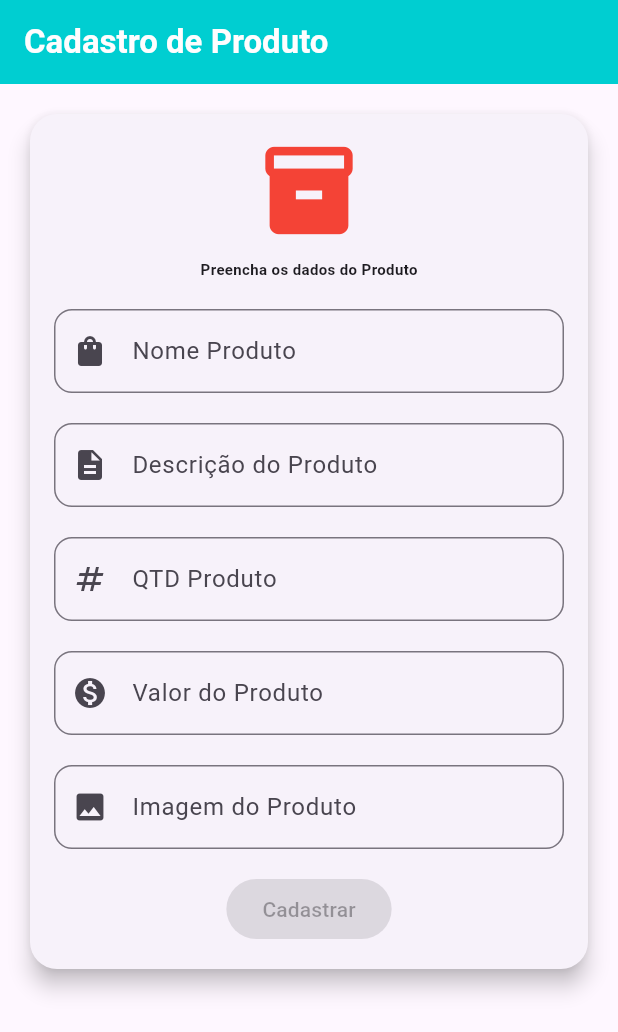
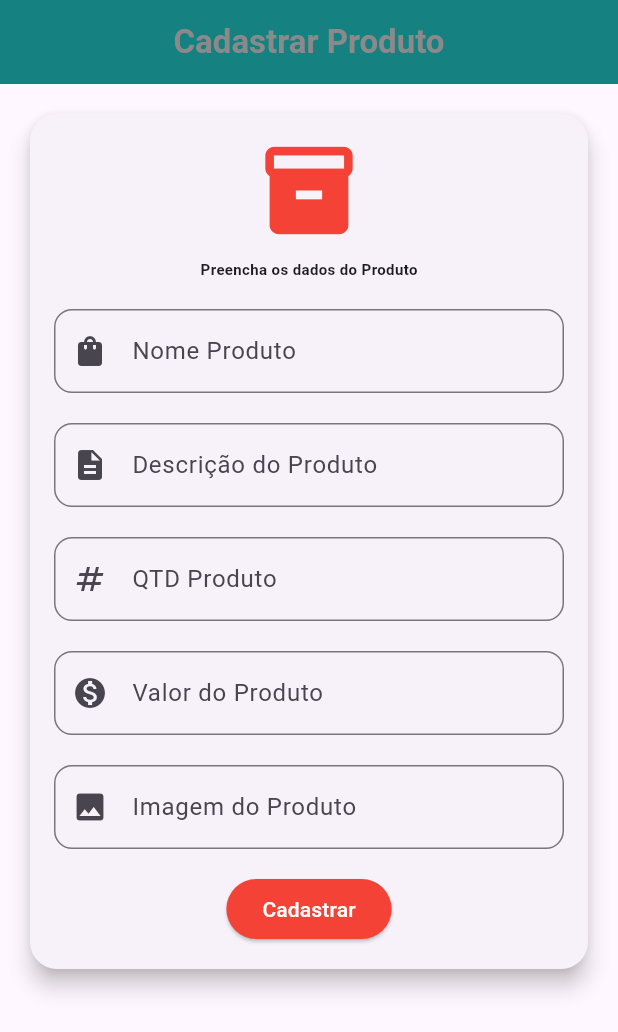
Before and after one commit to ebarrado/programacao-de-aplicativos-mobile-flutter-ds-1-2026, a Flutter app: the screen it shows after launch, on a phone screen of 412 x 824 dp. Shown: the top 1032 px of the screen. Run offline on Flutter 3.47's test engine with Material 3 defaults, Android fonts, the phone set to English and light mode, and no system bars; our stand-ins replace cloud_firestore, firebase_core; accounts and stored records are empty.

Commit message:
Chamando Função Cadastrar

```diff
--- a/projetos/turma_3_tecnico/app_com_banco/lib/form.dart
+++ /dev/null
@@ -1,198 +0,0 @@
-import 'package:flutter/material.dart';
-import 'package:app_com_banco/models/produto.dart';
-import 'package:app_com_banco/service/produto_service.dart';
-
-class CadastrarProdutos extends StatefulWidget {
-  const CadastrarProdutos({super.key});
-
-  @override
-  State<CadastrarProdutos> createState() => _CadastrarProdutosState();
-}
-
-class _CadastrarProdutosState extends State<CadastrarProdutos> {
-  //variaveis - quando está com _(underline) é porque está numa classe com estado
-  final GlobalKey<FormState> _formKey = GlobalKey<FormState>();
-
-  final TextEditingController _nomeController = TextEditingController();
-  final TextEditingController _descricaoController = TextEditingController();
-  final TextEditingController _quantidadeController = TextEditingController();
-  final TextEditingController _valorController = TextEditingController();
-  final TextEditingController _imagemController = TextEditingController();
-
-  final ProdutoService _produtoService = ProdutoService();
-
-
-  @override
-  Widget build(BuildContext context) {
-    return Scaffold(
-      appBar: AppBar(
-        title: const Text("Cadastro de Produto",
-        style: TextStyle(
-          fontWeight: FontWeight.bold
-        ),
-        ),
-        backgroundColor: Color(0xFF00CED1),
-        foregroundColor: Color.fromARGB(255, 255, 253, 254),
-      ),
-      body: SingleChildScrollView(
-        padding: const EdgeInsets.all(16),
-        child: Card(
-          elevation: 6,
-          shape: RoundedRectangleBorder(
-            borderRadius: BorderRadius.circular(18)
-          ),
-          child: Padding(padding: const EdgeInsets.all(16),
-          child: Form(
-            key: _formKey,
-            child: Column(
-              children: [
-                Icon(
-                Icons.inventory_2,
-                size: 70,
-                color: Colors.red,
-                ),
-                const SizedBox(height: 10,),
-                const Text(
-                  "Preencha os dados do Produto",
-                  style: TextStyle(
-                    fontSize: 10,
-                    fontWeight: FontWeight.bold
-                  ),
-                ),
-
-                const SizedBox(height: 20,),
-                TextFormField(
-                  controller: _nomeController,
-                  decoration: InputDecoration(
-                    labelText: "Nome Produto",
-                    hintText: "Exemplo: Notebook Gamer",
-                    prefixIcon: Icon(Icons.shopping_bag),
-                    border: OutlineInputBorder(
-                      borderRadius: BorderRadius.circular(12)
-                    )
-                  ),
-                  validator: (value){
-                    if (value == null || value.trim().isEmpty){
-                      return "Informe o nome do produto";
-                    }
-                    if (value.trim().length < 3){
-                      return "O nome do produto deve ter mais de 3 caracteres";
-                    }
-                    return null;
-                  },
-                ),
-
-
-                const SizedBox(height: 20,),
-                TextFormField(
-                  controller: _descricaoController,
-                  decoration: InputDecoration(
-                    labelText: "Descrição do Produto",
-                    hintText: "Exemplo: Notebook com 16GB RAM",
-                    prefixIcon: Icon(Icons.description),
-                    border: OutlineInputBorder(
-                      borderRadius: BorderRadius.circular(12)
-                    )
-                  ),
-                  validator: (value){
-                    if (value == null || value.trim().isEmpty){
-                      return "Informe a descrição do produto";
-                    }
-                    if (value.trim().length < 3){
-                      return "A descrição do produto deve ter mais de 3 caracteres";
-                    }
-                    return null;
-                  },
-                ),
-
-
-                const SizedBox(height: 20,),
-                TextFormField(
-                  controller: _quantidadeController,
-                  decoration: InputDecoration(
-                    labelText: "QTD Produto",
-                    hintText: "Exemplo: 10",
-                    prefixIcon: Icon(Icons.numbers),
-                    border: OutlineInputBorder(
-                      borderRadius: BorderRadius.circular(12)
-                    )
-                  ),
-                  validator: (value){
-                    if (value == null || value.trim().isEmpty){
-                      return "Informe a quantidade de produtos";
-                    }
-                    if (value.trim().length < 1){
-                      return "A quantidade deve pelo menos de 1";
-                    }
-                    return null;
-                  },
-                ),
-
-
-                const SizedBox(height: 20,),
-                TextFormField(
-                  controller: _valorController,
-                  decoration: InputDecoration(
-                    labelText: "Valor do Produto",
-                    hintText: "Exemplo: 3500,90",
-                    prefixIcon: Icon(Icons.monetization_on),
-                    border: OutlineInputBorder(
-                      borderRadius: BorderRadius.circular(12)
-                    )
-                  ),
-                  validator: (value){
-                    if (value == null || value.trim().isEmpty){
-                      return "Informe o valor do produto";
-                    }
-                    if (value.trim().length < 1){
-                      return "O valor do produto deve ter maior que 1";
-                    }
-                    return null;
-                  },
-                ),
-
-
-                const SizedBox(height: 20,),
-                TextFormField(
-                  controller: _imagemController,
-                  decoration: InputDecoration(
-                    labelText: "Imagem do Produto",
-                    hintText: "Exemplo: URL da imagem",
-                    prefixIcon: Icon(Icons.image),
-                    border: OutlineInputBorder(
-                      borderRadius: BorderRadius.circular(12)
-                    )
-                  ),
-                  validator: (value){
-                    if (value == null || value.trim().isEmpty){
-                      return "Informe a URL da imagem do produto";
-                    }
-                    if (value.trim().length < 3){
-                      return "A URL do produto deve ter mais de 3 caracteres";
-                    }
-                    return null;
-                  },
-                ),
-
-
-                SizedBox(height: 16,),
-                ElevatedButton(
-                  style: ElevatedButton.styleFrom(
-                    backgroundColor: Colors.red,
-                    foregroundColor: Colors.white,
-                  ),
-                  onPressed: _cadastrarProdutos,
-                child:
-                Text("Cadastrar"),
-                )
-
-              ],
-
-          )
-          ),
-          ),
-        ),
-      ),
-    );
-  }
-}
--- a/projetos/turma_3_tecnico/app_com_banco/lib/main.dart
+++ b/projetos/turma_3_tecnico/app_com_banco/lib/main.dart
@@ -1,6 +1,5 @@
 import 'package:app_com_banco/firebase_options.dart';
-import 'package:app_com_banco/form.dart';
-
+import 'package:app_com_banco/screens/cadastrar_produtos.dart';
 import 'package:firebase_core/firebase_core.dart';
 import 'package:flutter/material.dart';
 
--- a/projetos/turma_3_tecnico/app_com_banco/lib/models/produto.dart
+++ b/projetos/turma_3_tecnico/app_com_banco/lib/models/produto.dart
@@ -18,7 +18,7 @@ class Produto {
 
   Map<String, dynamic> toMap() {
     return {
-      'nome': nome,
+      '!12_nome': nome,
       'descricao': descricao,
       'quantidade': quantidade,
       'valor': valor,
--- a/projetos/turma_3_tecnico/app_com_banco/lib/screens/cadastrar_produtos.dart
+++ b/projetos/turma_3_tecnico/app_com_banco/lib/screens/cadastrar_produtos.dart
@@ -49,7 +49,7 @@ class _CadastrarProdutosState extends State<CadastrarProdutos> {
 
     if (!mounted) return;
 
-    if (erro == null) {
+    if (erro != null) {
       ScaffoldMessenger.of(context).showSnackBar(
         const SnackBar(
           content: Text('Produto Cadastrado com sucesso'),
@@ -103,19 +103,144 @@ class _CadastrarProdutosState extends State<CadastrarProdutos> {
         centerTitle: true,
       ),
       body: SingleChildScrollView(
-        padding: EdgeInsets.all(16),
+        padding: const EdgeInsets.all(16),
         child: Card(
           elevation: 6,
           shape: RoundedRectangleBorder(
             borderRadius: BorderRadius.circular(18),
           ),
           child: Padding(
-            padding: EdgeInsets.all(16),
+            padding: const EdgeInsets.all(16),
             child: Form(
               key: _formKey,
               child: Column(
                 children: [
                   Icon(Icons.inventory_2, size: 70, color: Colors.red),
+                  const SizedBox(height: 10),
+                  const Text(
+                    "Preencha os dados do Produto",
+                    style: TextStyle(fontSize: 10, fontWeight: FontWeight.bold),
+                  ),
+
+                  const SizedBox(height: 20),
+                  TextFormField(
+                    controller: _nomeController,
+                    decoration: InputDecoration(
+                      labelText: "Nome Produto",
+                      hintText: "Exemplo: Notebook Gamer",
+                      prefixIcon: Icon(Icons.shopping_bag),
+                      border: OutlineInputBorder(
+                        borderRadius: BorderRadius.circular(12),
+                      ),
+                    ),
+                    validator: (value) {
+                      if (value == null || value.trim().isEmpty) {
+                        return "Informe o nome do produto";
+                      }
+                      if (value.trim().length < 3) {
+                        return "O nome do produto deve ter mais de 3 caracteres";
+                      }
+                      return null;
+                    },
+                  ),
+
+                  const SizedBox(height: 20),
+                  TextFormField(
+                    controller: _descricaoController,
+                    decoration: InputDecoration(
+                      labelText: "Descrição do Produto",
+                      hintText: "Exemplo: Notebook com 16GB RAM",
+                      prefixIcon: Icon(Icons.description),
+                      border: OutlineInputBorder(
+                        borderRadius: BorderRadius.circular(12),
+                      ),
+                    ),
+                    validator: (value) {
+                      if (value == null || value.trim().isEmpty) {
+                        return "Informe a descrição do produto";
+                      }
+                      if (value.trim().length < 3) {
+                        return "A descrição do produto deve ter mais de 3 caracteres";
+                      }
+                      return null;
+                    },
+                  ),
+
+                  const SizedBox(height: 20),
+                  TextFormField(
+                    controller: _quantidadeController,
+                    decoration: InputDecoration(
+                      labelText: "QTD Produto",
+                      hintText: "Exemplo: 10",
+                      prefixIcon: Icon(Icons.numbers),
+                      border: OutlineInputBorder(
+                        borderRadius: BorderRadius.circular(12),
+                      ),
+                    ),
+                    validator: (value) {
+                      if (value == null || value.trim().isEmpty) {
+                        return "Informe a quantidade de produtos";
+                      }
+                      if (value.trim().length < 1) {
+                        return "A quantidade deve pelo menos de 1";
+                      }
+                      return null;
+                    },
+                  ),
+
+                  const SizedBox(height: 20),
+                  TextFormField(
+                    controller: _valorController,
+                    decoration: InputDecoration(
+                      labelText: "Valor do Produto",
+                      hintText: "Exemplo: 3500,90",
+                      prefixIcon: Icon(Icons.monetization_on),
+                      border: OutlineInputBorder(
+                        borderRadius: BorderRadius.circular(12),
+                      ),
+                    ),
+                    validator: (value) {
+                      if (value == null || value.trim().isEmpty) {
+                        return "Informe o valor do produto";
+                      }
+                      if (value.trim().length < 1) {
+                        return "O valor do produto deve ter maior que 1";
+                      }
+                      return null;
+                    },
+                  ),
+
+                  const SizedBox(height: 20),
+                  TextFormField(
+                    controller: _imagemController,
+                    decoration: InputDecoration(
+                      labelText: "Imagem do Produto",
+                      hintText: "Exemplo: URL da imagem",
+                      prefixIcon: Icon(Icons.image),
+                      border: OutlineInputBorder(
+                        borderRadius: BorderRadius.circular(12),
+                      ),
+                    ),
+                    validator: (value) {
+                      if (value == null || value.trim().isEmpty) {
+                        return "Informe a URL da imagem do produto";
+                      }
+                      if (value.trim().length < 3) {
+                        return "A URL do produto deve ter mais de 3 caracteres";
+                      }
+                      return null;
+                    },
+                  ),
+
+                  SizedBox(height: 16),
+                  ElevatedButton(
+                    style: ElevatedButton.styleFrom(
+                      backgroundColor: Colors.red,
+                      foregroundColor: Colors.white,
+                    ),
+                    onPressed: _cadastrarProduto,
+                    child: Text("Cadastrar"),
+                  ),
                 ],
               ),
             ),
--- a/projetos/turma_3_tecnico/app_com_banco/lib/service/produto_service.dart
+++ b/projetos/turma_3_tecnico/app_com_banco/lib/service/produto_service.dart
@@ -4,7 +4,7 @@ import 'package:cloud_firestore/cloud_firestore.dart';
 class ProdutoService {
   final FirebaseFirestore _firestore = FirebaseFirestore.instance;
 
-  final String _colecao = "produtos";
+  final String _colecao = "......";
 
   //Cadastrar Produtos
 
```
Also changed, not shown: projetos/turma_3_tecnico/app_com_banco/lib/screens/home.dart (added), projetos/turma_3_tecnico/app_com_banco/lib/screens/listar_produtos.dart (added).
